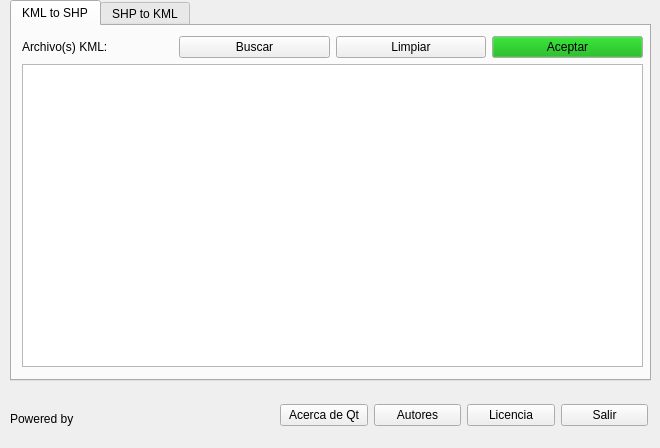
laar19/KmlShpConvert, file ui/window.ui: the form before one commit.
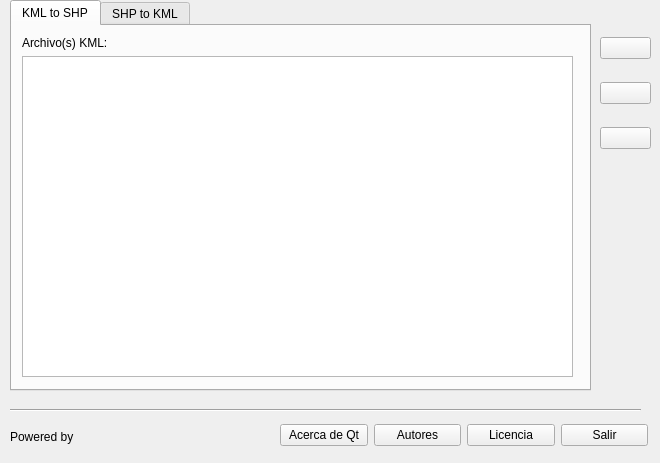
The form after the commit. Icons and pictures are not drawn.

Commit message: Optimize source code and modify ui

What changed in the file:
```diff
--- a/ui/window.ui
+++ b/ui/window.ui
@@ -7,7 +7,7 @@
     <x>0</x>
     <y>0</y>
     <width>660</width>
-    <height>448</height>
+    <height>463</height>
    </rect>
   </property>
   <property name="windowTitle">
@@ -19,8 +19,8 @@
      <rect>
       <x>10</x>
       <y>0</y>
-      <width>641</width>
-      <height>381</height>
+      <width>581</width>
+      <height>391</height>
      </rect>
     </property>
     <property name="currentIndex">
@@ -35,78 +35,20 @@
        <rect>
         <x>10</x>
         <y>10</y>
-        <width>621</width>
-        <height>331</height>
+        <width>551</width>
+        <height>341</height>
        </rect>
       </property>
-      <layout class="QVBoxLayout" name="verticalLayout">
+      <layout class="QVBoxLayout" name="verticalLayout_3">
        <item>
-        <layout class="QHBoxLayout" name="horizontalLayout_2">
+        <layout class="QHBoxLayout" name="horizontalLayout_4">
          <item>
-          <widget class="QLabel" name="label">
+          <widget class="QLabel" name="label_5">
            <property name="text">
             <string>Archivo(s) KML:</string>
            </property>
           </widget>
          </item>
-         <item>
-          <widget class="QPushButton" name="btn_search">
-           <property name="text">
-            <string>Buscar</string>
-           </property>
-          </widget>
-         </item>
-         <item>
-          <widget class="QPushButton" name="btn_clear">
-           <property name="text">
-            <string>Limpiar</string>
-           </property>
-          </widget>
-         </item>
-         <item>
-          <widget class="QPushButton" name="btn_accept">
-           <property name="palette">
-            <palette>
-             <active>
-              <colorrole role="Button">
-               <brush brushstyle="SolidPattern">
-                <color alpha="255">
-                 <red>0</red>
-                 <green>170</green>
-                 <blue>0</blue>
-                </color>
-               </brush>
-              </colorrole>
-             </active>
-             <inactive>
-              <colorrole role="Button">
-               <brush brushstyle="SolidPattern">
-                <color alpha="255">
-                 <red>0</red>
-                 <green>170</green>
-                 <blue>0</blue>
-                </color>
-               </brush>
-              </colorrole>
-             </inactive>
-             <disabled>
-              <colorrole role="Button">
-               <brush brushstyle="SolidPattern">
-                <color alpha="255">
-                 <red>0</red>
-                 <green>170</green>
-                 <blue>0</blue>
-                </color>
-               </brush>
-              </colorrole>
-             </disabled>
-            </palette>
-           </property>
-           <property name="text">
-            <string>Aceptar</string>
-           </property>
-          </widget>
-         </item>
         </layout>
        </item>
        <item>
@@ -217,7 +159,7 @@
     <property name="geometry">
      <rect>
       <x>280</x>
-      <y>400</y>
+      <y>420</y>
       <width>368</width>
       <height>31</height>
      </rect>
@@ -253,34 +195,110 @@
      </item>
     </layout>
    </widget>
-   <widget class="QLabel" name="label_3">
+   <widget class="Line" name="line">
     <property name="geometry">
      <rect>
       <x>10</x>
-      <y>410</y>
-      <width>71</width>
-      <height>17</height>
+      <y>400</y>
+      <width>631</width>
+      <height>21</height>
      </rect>
     </property>
-    <property name="text">
-     <string>Powered by</string>
+    <property name="orientation">
+     <enum>Qt::Horizontal</enum>
     </property>
    </widget>
-   <widget class="QLabel" name="label_4">
+   <widget class="QWidget" name="">
     <property name="geometry">
      <rect>
-      <x>90</x>
-      <y>390</y>
-      <width>41</width>
-      <height>51</height>
+      <x>600</x>
+      <y>20</y>
+      <width>51</width>
+      <height>146</height>
      </rect>
     </property>
-    <property name="text">
-     <string/>
+    <layout class="QVBoxLayout" name="verticalLayout">
+     <item>
+      <widget class="QPushButton" name="btn_search">
+       <property name="text">
+        <string/>
+       </property>
+       <property name="icon">
+        <iconset>
+         <normaloff>../icons/Start-Menu-Search-icon.png</normaloff>../icons/Start-Menu-Search-icon.png</iconset>
+       </property>
+       <property name="iconSize">
+        <size>
+         <width>32</width>
+         <height>32</height>
+        </size>
+       </property>
+      </widget>
+     </item>
+     <item>
+      <widget class="QPushButton" name="btn_clear">
+       <property name="text">
+        <string/>
+       </property>
+       <property name="icon">
+        <iconset>
+         <normaloff>../icons/Actions-edit-clear-locationbar-rtl-icon.png</normaloff>../icons/Actions-edit-clear-locationbar-rtl-icon.png</iconset>
+       </property>
+       <property name="iconSize">
+        <size>
+         <width>32</width>
+         <height>32</height>
+        </size>
+       </property>
+      </widget>
+     </item>
+     <item>
+      <widget class="QPushButton" name="btn_accept">
+       <property name="text">
+        <string/>
+       </property>
+       <property name="icon">
+        <iconset>
+         <normaloff>../icons/Accept-icon.png</normaloff>../icons/Accept-icon.png</iconset>
+       </property>
+       <property name="iconSize">
+        <size>
+         <width>32</width>
+         <height>32</height>
+        </size>
+       </property>
+      </widget>
+     </item>
+    </layout>
+   </widget>
+   <widget class="QWidget" name="">
+    <property name="geometry">
+     <rect>
+      <x>10</x>
+      <y>420</y>
+      <width>107</width>
+      <height>34</height>
+     </rect>
     </property>
-    <property name="pixmap">
-     <pixmap>../img/gdalicon.png</pixmap>
-    </property>
+    <layout class="QHBoxLayout" name="horizontalLayout_2">
+     <item>
+      <widget class="QLabel" name="label_3">
+       <property name="text">
+        <string>Powered by</string>
+       </property>
+      </widget>
+     </item>
+     <item>
+      <widget class="QLabel" name="label_4">
+       <property name="text">
+        <string/>
+       </property>
+       <property name="pixmap">
+        <pixmap>../img/gdalicon.png</pixmap>
+       </property>
+      </widget>
+     </item>
+    </layout>
    </widget>
   </widget>
   <action name="actionAutores">
```
Left out of the diff: 62 changed lines with no effect on the pictures. The commit also changes 6 other files.
